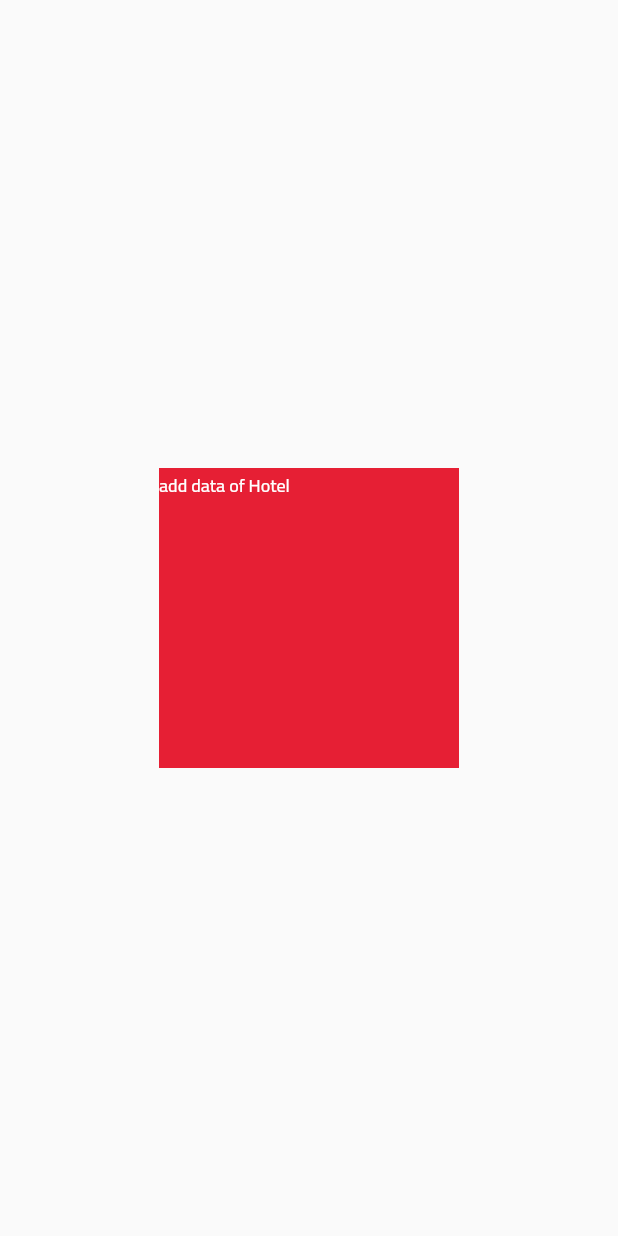
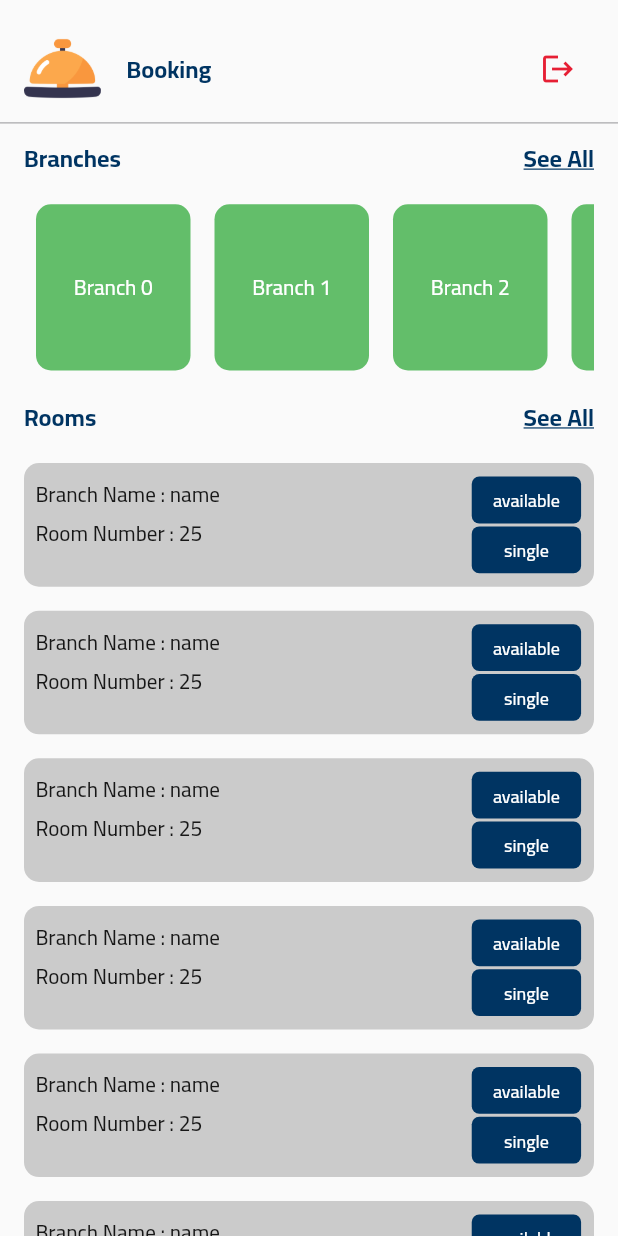
Before and after one commit to andrewayadwadie/booking_app, a Flutter app: the HomeScreen screen opened directly, on a phone screen of 412 x 824 dp. Run offline on Flutter 3.47's test engine with Material 2 defaults, Android fonts, the light colour scheme and no system bars; our stand-ins replace get, loading_indicator, shared_preferences, sqflite; accounts and stored records are empty.

Commit message:
design Home screen

```diff
--- a/lib/presentation/Home/home_screen.dart
+++ b/lib/presentation/Home/home_screen.dart
@@ -1,9 +1,11 @@
-
+import 'widget/branches_widget.dart';
+import 'widget/header_widget.dart';
+import 'widget/rooms_widget.dart';
+import 'widget/title_widget.dart';
 import 'package:flutter/material.dart';
 
-import '../resources/color_manager.dart';
 import '../resources/size_manager.dart';
-import '../resources/styles_manager.dart';
+import '../resources/strings_manager.dart';
 
 // ignore: must_be_immutable
 class HomeScreen extends StatelessWidget {
@@ -12,22 +14,22 @@ class HomeScreen extends StatelessWidget {
   @override
   Widget build(BuildContext context) {
     SizeConfig().init(context);
-    return Scaffold(
-        body: Center(
-            child: InkWell(
-      onTap: () async{
-
-
-      },
-      child: Container(
-        width: 200,
-        height: 200,
-        color: ColorManager.error,
-        child: Text(
-          "add data of Hotel",
-          style: getMediumStyle(color: ColorManager.white),
-        ),
-      ),
-    )));
+    return SafeArea(
+      child: Scaffold(
+          body: Column(
+        crossAxisAlignment: CrossAxisAlignment.start,
+        children: const [
+          HomeHeaderWidget(),
+          HomeTitleWidget(
+            title: AppStrings.branches,
+          ),
+          HomeBranchesWidget(),
+          HomeTitleWidget(
+            title: AppStrings.rooms,
+          ),
+          HomeRoomsWidget(),
+        ],
+      )),
+    );
   }
 }
--- /dev/null
+++ b/lib/presentation/Home/widget/branches_widget.dart
@@ -0,0 +1,42 @@
+import 'package:booking_app/presentation/resources/color_manager.dart';
+import 'package:booking_app/presentation/resources/font_manager.dart';
+import 'package:booking_app/presentation/resources/strings_manager.dart';
+import 'package:booking_app/presentation/resources/styles_manager.dart';
+import 'package:flutter/material.dart';
+
+import '../../resources/size_manager.dart';
+import '../../resources/values_manager.dart';
+
+class HomeBranchesWidget extends StatelessWidget {
+  const HomeBranchesWidget({Key? key}) : super(key: key);
+
+  @override
+  Widget build(BuildContext context) {
+    return Container(
+      alignment: Alignment.centerLeft,
+      padding:
+          const EdgeInsets.only(right: AppPadding.p16, left: AppPadding.p16),
+      width: SizeConfig.screenWidth,
+      height: SizeConfig.screenHeight! / MediaSize.m6_5,
+
+      child: ListView.builder(
+        itemCount: 10,
+        scrollDirection: Axis.horizontal,
+        itemBuilder: (context, index) {
+          return Container(
+            margin: const EdgeInsets.all(AppMargin.m8),
+            width:  SizeConfig.screenWidth!/MediaSize.m4,
+            alignment: Alignment.center,
+            decoration: BoxDecoration(
+              color: ColorManager.primary,
+              borderRadius: BorderRadius.circular(BorderRadiusValues.br10)
+            ),
+            child: Text("${AppStrings.branch} $index",
+              style: getMediumStyle(color: ColorManager.white,fontSize: FontSize.s14),
+            ),
+          );
+        },
+      ),
+    );
+  }
+}
--- /dev/null
+++ b/lib/presentation/Home/widget/header_widget.dart
@@ -0,0 +1,59 @@
+import '../../resources/assets_manager.dart';
+import '../../resources/font_manager.dart';
+import '../../resources/strings_manager.dart';
+import '../../resources/styles_manager.dart';
+import 'package:flutter/material.dart';
+
+import '../../resources/color_manager.dart';
+import '../../resources/size_manager.dart';
+import '../../resources/values_manager.dart';
+
+class HomeHeaderWidget extends StatelessWidget {
+  const HomeHeaderWidget({Key? key}) : super(key: key);
+
+  @override
+  Widget build(BuildContext context) {
+    return Container(
+      alignment: Alignment.centerLeft,
+      padding: const EdgeInsets.only(
+          top: AppPadding.p10, right: AppPadding.p16, left: AppPadding.p16),
+      width: SizeConfig.screenWidth,
+      height: SizeConfig.screenHeight! / MediaSize.m10,
+      decoration: BoxDecoration(
+        border: Border(
+          bottom: BorderSide(width: 1 , color: ColorManager.grey.withOpacity(OpicityValue.o5) )
+        )
+      ),
+      child: Row(
+        mainAxisAlignment: MainAxisAlignment.spaceBetween,
+        children: [
+          SizedBox(
+            width: SizeConfig.screenWidth! / MediaSize.m3_3,
+            child: Row(
+              mainAxisAlignment: MainAxisAlignment.spaceBetween,
+              crossAxisAlignment: CrossAxisAlignment.center,
+              children: [
+                Image.asset(
+                  ImageAssets.logo,
+                  width: SizeConfig.screenWidth! / MediaSize.m8,
+                  height: SizeConfig.screenHeight! / MediaSize.m8,
+                ),
+                Text(
+                  AppStrings.appName,
+                  style: getBoldStyle(
+                      color: ColorManager.secondary, fontSize: FontSize.s16),
+                )
+              ],
+            ),
+          ),
+          IconButton(
+              onPressed: () {},
+              icon: Icon(
+                Icons.logout,
+                color: ColorManager.error,
+              ))
+        ],
+      ),
+    );
+  }
+}
--- /dev/null
+++ b/lib/presentation/Home/widget/rooms_widget.dart
@@ -0,0 +1,117 @@
+import 'package:booking_app/presentation/resources/font_manager.dart';
+import 'package:booking_app/presentation/resources/strings_manager.dart';
+import 'package:booking_app/presentation/resources/styles_manager.dart';
+import 'package:flutter/material.dart';
+
+import '../../resources/color_manager.dart';
+import '../../resources/size_manager.dart';
+import '../../resources/values_manager.dart';
+
+class HomeRoomsWidget extends StatelessWidget {
+  const HomeRoomsWidget({Key? key}) : super(key: key);
+
+  @override
+  Widget build(BuildContext context) {
+    return Expanded(
+      child: Container(
+        alignment: Alignment.centerLeft,
+        padding:
+            const EdgeInsets.only(right: AppPadding.p16, left: AppPadding.p16),
+        width: SizeConfig.screenWidth,
+        child: ListView.builder(
+            itemCount: 15,
+            itemBuilder: (context, index) {
+              return Container(
+                margin: const EdgeInsets.symmetric(vertical: AppMargin.m8),
+                height: SizeConfig.screenHeight! / MediaSize.m10,
+                alignment: Alignment.center,
+                decoration: BoxDecoration(
+                    color: ColorManager.lightGrey,
+                    borderRadius:
+                        BorderRadius.circular(BorderRadiusValues.br10)),
+                child: Row(
+                  mainAxisAlignment: MainAxisAlignment.spaceAround,
+                  children: [
+                    Container(
+                      margin:
+                          const EdgeInsets.symmetric(vertical: AppMargin.m8),
+                      height: SizeConfig.screenHeight,
+                      width: SizeConfig.screenWidth! / MediaSize.m1_5,
+
+                      child: Column(
+                        crossAxisAlignment: CrossAxisAlignment.start,
+                        mainAxisAlignment: MainAxisAlignment.start,
+                        children: [
+                          Text(
+                            "${AppStrings.branchName} : name",
+                            style: getMediumStyle(
+                                color: ColorManager.black,
+                                fontSize: FontSize.s14),
+                            maxLines: MaxLineValues.max1,
+                            overflow: TextOverflow.ellipsis,
+                          ),
+                          Text(
+                            "${AppStrings.roomNo} : 25",
+                            style: getMediumStyle(
+                                color: ColorManager.black,
+                                fontSize: FontSize.s14),
+                            maxLines: MaxLineValues.max1,
+                            overflow: TextOverflow.ellipsis,
+                          ),
+                        ],
+                      ),
+                    ),
+                    Container(
+                      margin:
+                          const EdgeInsets.symmetric(vertical: AppMargin.m8),
+                      height: SizeConfig.screenHeight,
+                      width: SizeConfig.screenWidth! / MediaSize.m5_5,
+                      child: Column(
+                        mainAxisAlignment: MainAxisAlignment.spaceEvenly,
+                        crossAxisAlignment: CrossAxisAlignment.center,
+                        children: [
+                          Expanded(
+                            child: Container(
+                              margin: const EdgeInsets.all(AppMargin.m1),
+                              alignment: Alignment.center,
+                              width: SizeConfig.screenWidth,
+                              decoration: BoxDecoration(
+                                  color: ColorManager.secondary,
+                                  borderRadius: BorderRadius.circular(
+                                      BorderRadiusValues.br5)),
+                              child: Text(
+                                AppStrings.available,
+                                style:
+                                    getMediumStyle(color: ColorManager.white),
+                                overflow: TextOverflow.ellipsis,
+                              ),
+                            ),
+                          ),
+                          Expanded(
+                            child: Container(
+                              margin: const EdgeInsets.all(AppMargin.m1),
+                              alignment: Alignment.center,
+                              width: SizeConfig.screenWidth,
+                              decoration: BoxDecoration(
+                                  color: ColorManager.secondary,
+                                  borderRadius: BorderRadius.circular(
+                                      BorderRadiusValues.br5)),
+                              child: Text(
+                                AppStrings.single,
+                                style:
+                                    getMediumStyle(color: ColorManager.white),
+                                overflow: TextOverflow.ellipsis,
+                              ),
+                            ),
+                          )
+                        ],
+                      ),
+                    ),
+                  ],
+                ),
+              );
+            }),
+      ),
+    );
+  }
+}
--- /dev/null
+++ b/lib/presentation/Home/widget/title_widget.dart
@@ -0,0 +1,38 @@
+import 'package:flutter/material.dart';
+
+import '../../resources/color_manager.dart';
+import '../../resources/font_manager.dart';
+import '../../resources/size_manager.dart';
+import '../../resources/strings_manager.dart';
+import '../../resources/styles_manager.dart';
+import '../../resources/values_manager.dart';
+
+class HomeTitleWidget extends StatelessWidget {
+  const HomeTitleWidget({Key? key, required this.title}) : super(key: key);
+  final String title;
+  @override
+  Widget build(BuildContext context) {
+    return Container(
+      alignment: Alignment.centerLeft,
+      padding:
+          const EdgeInsets.only(right: AppPadding.p16, left: AppPadding.p16),
+      width: SizeConfig.screenWidth,
+      height: SizeConfig.screenHeight! / MediaSize.m18,
+      child: Row(
+        mainAxisAlignment: MainAxisAlignment.spaceBetween,
+        children: [
+          Text(title,
+              style: getBoldStyle(
+                color: ColorManager.secondary,
+                fontSize: FontSize.s16,
+              )),
+          Text(AppStrings.seeAll,
+              style: getUnderLineStyle(
+                color: ColorManager.secondary,
+                fontSize: FontSize.s16,
+              )),
+        ],
+      ),
+    );
+  }
+}
--- a/lib/presentation/resources/color_manager.dart
+++ b/lib/presentation/resources/color_manager.dart
@@ -5,7 +5,7 @@ class ColorManager {
   static Color secondary = const Color(0xff003462);
   static Color darkGrey = const Color(0xff525252);
   static Color grey = const Color(0xff737477);
-  static Color lightGrey = const Color(0xfff2f2f2);
+  static Color lightGrey = const Color.fromARGB(255, 203, 203, 203);
   static Color black = const Color(0xff171717);
 
   //! new colors
--- a/lib/presentation/resources/strings_manager.dart
+++ b/lib/presentation/resources/strings_manager.dart
@@ -1,6 +1,6 @@
 class AppStrings {
+  static const appName = "Booking";
   static const noRouteFound = "No Route Found";
-
   static const login = "login";
   static const email = "E-mail";
   static const password = "Password";
@@ -9,5 +9,15 @@ class AppStrings {
   static const notValidEmailValidation = 'Please enter a valid email';
   static const passwordLengthValidation =
       'The password must be more than 8 characters';
-
+  static const branches = "Branches";
+  static const branch = "Branch";
+  static const rooms = "Rooms";
+  static const seeAll = "See All";
+  static const branchName = "Branch Name";
+  static const roomNo = "Room Number";
+  static const available = "available";
+  static const notAvailable = "not available";
+  static const single = "single";
+  static const roomDouble = "double";
+  static const suite = "suite";
 }
--- a/lib/presentation/resources/styles_manager.dart
+++ b/lib/presentation/resources/styles_manager.dart
@@ -9,7 +9,17 @@ TextStyle _getTextStyle(double fontSize, FontWeight fontWeight, Color color) {
       color: color,
       fontWeight: fontWeight);
 }
+//!  underline text,
 
+TextStyle getUnderLineStyle(
+    {double fontSize = FontSize.s12, required Color color}) {
+  return TextStyle(
+      decoration: TextDecoration.underline,
+      fontSize: fontSize,
+      fontFamily: FontConstants.fontFamily,
+      color: color,
+      fontWeight: FontWeightManager.bold);
+}
 //! regular style
 
 TextStyle getRegularStyle(
@@ -33,8 +43,7 @@ TextStyle getLightStyle(
 
 //! bold style
 
-TextStyle getBoldStyle(
-    {double fontSize = FontSize.s12, required Color color}) {
+TextStyle getBoldStyle({double fontSize = FontSize.s12, required Color color}) {
   return _getTextStyle(fontSize, FontWeightManager.bold, color);
 }
 
--- a/lib/presentation/resources/values_manager.dart
+++ b/lib/presentation/resources/values_manager.dart
@@ -3,6 +3,7 @@ class AppValues {
 }
 
 class AppMargin {
+  static const double m1 = 1.0;
   static const double m8 = 8.0;
   static const double m12 = 12.0;
   static const double m14 = 14.0;
@@ -32,6 +33,7 @@ class AppSize {
   static const double s0 = 0;
   static const double s0_2 = 0.2;
   static const double s1 = 1;
+  static const double s1_2 = 1.2;
   static const double s2 = 2;
   static const double s1_5 = 1.5;
   static const double s4 = 4.0;
--- a/lib/presentation/splash/splash_screen.dart
+++ b/lib/presentation/splash/splash_screen.dart
@@ -1,4 +1,5 @@
 import 'package:booking_app/presentation/Auth/login_screen.dart';
+
 import 'package:flutter/material.dart';
 import 'package:get/get.dart';
 import '../../app/constants.dart';
```
Also changed, not shown: lib/data/local_data/booking_database.dart (+5 -5 lines).
